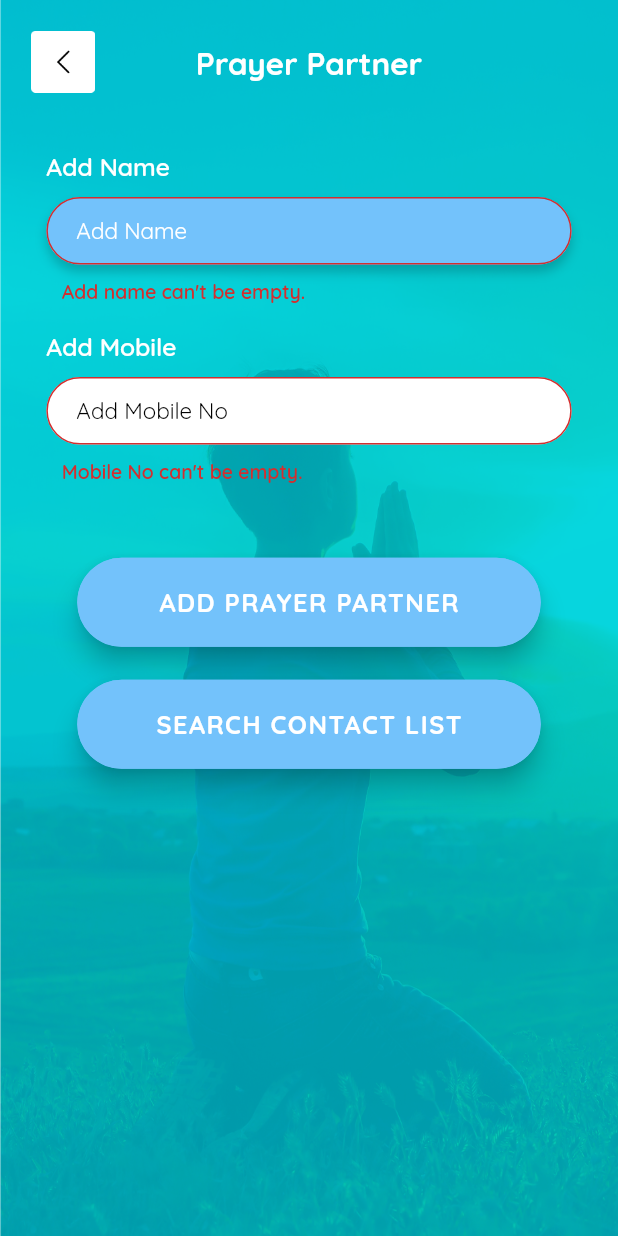
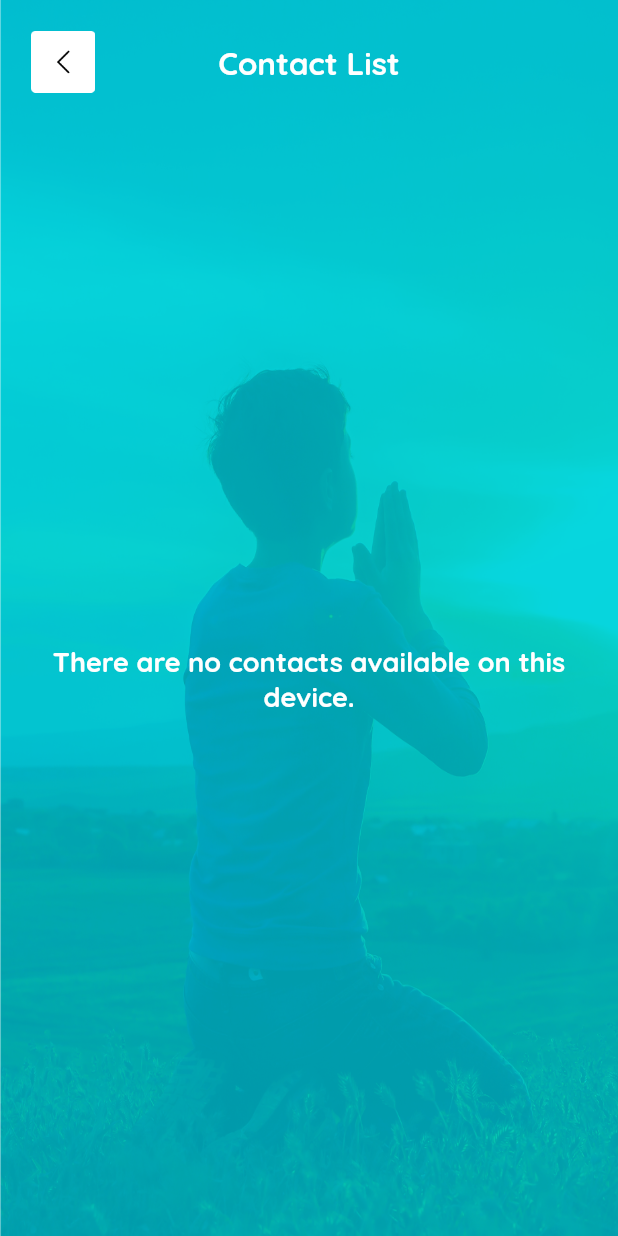
Before and after one commit to TorchPoint/PrayerApp, a Flutter app: the AddPrayerPartnerScreen screen opened directly, after a tap on "ADD PRAYER PARTNER", after a tap on "SEARCH CONTACT LIST", on a phone screen of 412 x 824 dp. Run offline on Flutter 3.47's test engine with Material 2 defaults, Android fonts, the phone set to English and light mode, and no system bars; our stand-ins replace another_flushbar, bubble_tab_indicator, contacts_service, device_preview, flutter_signin_button, fluttertoast and 5 more; missing offline and left inert: flutter_cupertino_date_picker_fork, textfield_search.

Commit message:
contact_list_done

```diff
--- a/lib/home/home_screen.dart
+++ b/lib/home/home_screen.dart
@@ -3,7 +3,7 @@ import 'package:prayer_hybrid_app/add_praise/screens/add_praise_screen.dart';
 import 'package:prayer_hybrid_app/add_prayer/screens/add_prayer_screen.dart';
 import 'package:prayer_hybrid_app/bible/screens/bible_tab_screen.dart';
 import 'package:prayer_hybrid_app/drawer/drawer_screen.dart';
-import 'package:prayer_hybrid_app/prayer_partner/screens/add_prayer_partner_scrren.dart';
+import 'package:prayer_hybrid_app/prayer_partner/screens/add_prayer_partner_screen.dart';
 import 'package:prayer_hybrid_app/prayer_praise_info/screens/pray_now_screen.dart';
 import 'package:prayer_hybrid_app/reminder_calendar/screens/reminder_screen.dart';
 import 'package:prayer_hybrid_app/subscription/screens/buy_now_subscription.dart';
--- a/lib/main.dart
+++ b/lib/main.dart
@@ -16,7 +16,7 @@ import 'package:prayer_hybrid_app/subscription/screens/payment_cards_screen.dart
 import 'package:prayer_hybrid_app/utils/app_strings.dart';
 import 'package:prayer_hybrid_app/splash/splash_screen.dart';
 import 'package:device_preview/device_preview.dart';
-import 'package:prayer_hybrid_app/prayer_partner/screens/add_prayer_partner_scrren.dart';
+import 'package:prayer_hybrid_app/prayer_partner/screens/add_prayer_partner_screen.dart';
 import 'package:prayer_hybrid_app/reminder_calendar/screens/time_alert_screen.dart';
 
 void main() {
@@ -36,7 +36,7 @@ class MyApp extends StatelessWidget {
       theme: ThemeData(
         fontFamily: 'Quicksand',
       ),
-      home: CreatePrayerGroupScreen(),
+      home: AddPrayerPartnerScreen(),
     );
   }
 }
--- a/lib/prayer_partner/screens/add_prayer_partner_scrren.dart
+++ b/lib/prayer_partner/screens/add_prayer_partner_screen.dart
@@ -1,7 +1,7 @@
 import 'package:flutter/material.dart';
 import 'package:flutter/services.dart';
-import 'package:flutter_contact/contacts.dart';
 import 'package:permission_handler/permission_handler.dart';
+import 'package:prayer_hybrid_app/prayer_partner/screens/contact_list_screen.dart';
 import 'package:prayer_hybrid_app/widgets/custom_background_container.dart';
 import 'package:prayer_hybrid_app/utils/app_colors.dart';
 import 'package:prayer_hybrid_app/utils/app_strings.dart';
@@ -11,6 +11,7 @@ import 'package:prayer_hybrid_app/utils/navigation.dart';
 import 'package:prayer_hybrid_app/widgets/custom_raised_button.dart';
 import 'package:prayer_hybrid_app/widgets/custom_text_form_field.dart';
 import 'package:prayer_hybrid_app/prayer_partner/screens/prayer_partner_list_screen.dart';
+import 'package:prayer_hybrid_app/utils/app_dialogs.dart';
 
 class AddPrayerPartnerScreen extends StatefulWidget {
   @override
@@ -22,7 +23,7 @@ class _AddPrayerPartnerScreenState extends State<AddPrayerPartnerScreen> {
   TextEditingController _addMobileNoController = TextEditingController();
   bool errorBoolName = true,errorBoolMobile = true;
   String errorName = "",errorMobile ="";
-  bool _hasPermission;
+  Map<String,dynamic> contactInfo = Map<String,dynamic>();
   @override
   Widget build(BuildContext context) {
     return CustomBackgroundContainer(
@@ -211,19 +212,7 @@ class _AddPrayerPartnerScreenState extends State<AddPrayerPartnerScreen> {
       fontWeight: FontWeight.w700,
       fontSize: 1.2,
       onPressed: (){
-        //   if(_groupTitleController.text.trim().isEmpty)
-        //   {
-        //     setState(() {
-        //       groupTitleBool = false;
-        //     });
-        //   }
-        //   else{
-        //     setState(() {
-        //       groupTitleBool = true;
-        //     });
-        //     AppNavigation.navigateTo(context,PrayerGroupListScreen());
-        //   }
-        //_askPermissions();
+        _askPermissions();
       },
     );
   }
@@ -269,81 +258,45 @@ class _AddPrayerPartnerScreenState extends State<AddPrayerPartnerScreen> {
     }
 
 
-//     void contactList() async{
-//       // Get all contacts without thumbnail(faster)
-//
-//       final contacts = Contacts.listContacts();
-//       final total = await contacts.length;
-//       print(total.toString());
-//
-// // This will fetch the page this contact belongs to, and return the contact
-//       final contact = await contacts.get(total - 1);
-//
-//       while(await contacts.moveNext()) {
-//         final contact = await contacts.current;
-//         print(contact.displayName);
-//         print(contact.phones.toString());
-//       }
-//     }
-//
-//
-//   Future<void> _askPermissions() async {
-//     PermissionStatus permissionStatus;
-//     while (permissionStatus != PermissionStatus.granted) {
-//       try {
-//         permissionStatus = await _getContactPermission();
-//         if (permissionStatus != PermissionStatus.granted) {
-//           _hasPermission = false;
-//           _handleInvalidPermissions(permissionStatus);
-//         } else {
-//           _hasPermission = true;
-//         }
-//       } catch (e) {
-//         if (await showDialog(
-//             context: context,
-//             builder: (context) {
-//               return AlertDialog(
-//                 title: Text('Contact Permissions'),
-//                 content: Text(
-//                     'We are having problems retrieving permissions.  Would you like to '
-//                         'open the app settings to fix?'),
-//                 actions: [
-//                   Text('Close')
-//                 ],
-//               );
-//             }) ==
-//             true) {
-//           await openAppSettings();
-//         }
-//       }
-//     }
-//
-//     contactList();
-//   }
-//
-//   Future<PermissionStatus> _getContactPermission() async {
-//     final status = await Permission.contacts.status;
-//     if (!status.isGranted) {
-//       final result = await Permission.contacts.request();
-//       return result;
-//     } else {
-//       return status;
-//     }
-//   }
-//
-//   void _handleInvalidPermissions(PermissionStatus permissionStatus) {
-//     if (permissionStatus == PermissionStatus.denied) {
-//       throw PlatformException(
-//           code: 'PERMISSION_DENIED',
-//           message: 'Access to location data denied',
-//           details: null);
-//     } else if (permissionStatus == PermissionStatus.restricted) {
-//       throw PlatformException(
-//           code: 'PERMISSION_DISABLED',
-//           message: 'Location data is not available on device',
-//           details: null);
-//     }
-//   }
+  Future<void> _askPermissions() async {
+    PermissionStatus permissionStatus = await _getContactPermission();
+    if (permissionStatus == PermissionStatus.granted) {
+      getContactInfo();
+    } else {
+      _handleInvalidPermissions(permissionStatus);
+    }
+  }
+
+  Future<PermissionStatus> _getContactPermission() async {
+    PermissionStatus permission = await Permission.contacts.status;
+    print("PErmission"+permission.toString());
+    if (permission != PermissionStatus.granted &&
+        permission != PermissionStatus.permanentlyDenied) {
+      PermissionStatus permissionStatus = await Permission.contacts.request();
+      return permissionStatus;
+    } else {
+      return permission;
+    }
+  }
+
+  void _handleInvalidPermissions(PermissionStatus permissionStatus) {
+    if (permissionStatus == PermissionStatus.denied) {
+      AppDialogs.showToast(message:AppStrings.CONTACT_DENIED_ERROR);
+    } else if (permissionStatus == PermissionStatus.permanentlyDenied) {
+      AppDialogs.showToast(message:AppStrings.CONTACT_PERMANENTLY_DENIED_ERROR);
+      //ScaffoldMessenger.of(context).showSnackBar(snackBar);
+    }
+  }
+
+  void getContactInfo() async
+  {
+    contactInfo = await AppNavigation.navigateToUpdate(context, ContactListScreen());
+    _addNameController.text = contactInfo["name"].toString();
+    _addMobileNoController.text = contactInfo["phone no"].toString();
+    //print(contactInfo.toString());
+  }
+
+
 
 
 }
--- /dev/null
+++ b/lib/prayer_partner/screens/contact_list_screen.dart
@@ -0,0 +1,120 @@
+import 'package:flutter/material.dart';
+import 'package:flutter/services.dart';
+//import 'package:contacts_service_example/main.dart';
+
+import 'package:contacts_service/contacts_service.dart';
+import 'package:prayer_hybrid_app/utils/app_colors.dart';
+import 'package:prayer_hybrid_app/utils/app_strings.dart';
+import 'package:prayer_hybrid_app/utils/asset_paths.dart';
+import 'package:prayer_hybrid_app/utils/navigation.dart';
+import 'package:prayer_hybrid_app/widgets/custom_app_bar.dart';
+import 'package:prayer_hybrid_app/widgets/custom_background_container.dart';
+//import 'package:intl/intl.dart';
+
+class ContactListScreen extends StatefulWidget {
+  @override
+  _ContactListScreenState createState() => _ContactListScreenState();
+}
+
+class _ContactListScreenState extends State<ContactListScreen> {
+  List<Contact> getContacts = [];
+  List<Contact> showContacts;
+
+  @override
+  void initState() {
+    super.initState();
+    getContactsFromDevice();
+  }
+
+
+  @override
+  Widget build(BuildContext context) {
+    return CustomBackgroundContainer(
+      child: Scaffold(
+        backgroundColor: AppColors.TRANSPARENT_COLOR,
+        body: Column(
+          children: [
+            _customAppBar(),
+            Expanded(
+              child: showContacts != null
+                  ?
+                  showContacts.length != 0 ?
+                ListView.builder(
+                itemCount: showContacts.length,
+                padding: EdgeInsets.zero,
+                itemBuilder: (BuildContext context, int index) {
+                  return ListTile(
+                    leading:CircleAvatar(child: Text(showContacts[index].initials() ?? "")),
+                    title: Text(showContacts[index].displayName ?? "",style: TextStyle(color: AppColors.WHITE_COLOR,fontWeight: FontWeight.w600),textScaleFactor: 1.2,),
+                    subtitle: Text(showContacts[index].phones.elementAt(0).value ?? "",style: TextStyle(color: AppColors.WHITE_COLOR),textScaleFactor: 1.0,),
+                    onTap: (){
+                      print("display name"+showContacts[index].displayName.toString());
+                      print("phone no"+showContacts[index].phones.elementAt(0).value.toString());
+                      AppNavigation.navigatorPopData(context,
+                          {
+                        "name":showContacts[index].displayName.toString(),
+                         "phone no":showContacts[index].phones.elementAt(0).value.toString()
+                      });
+                    },
+                  );
+                },
+              )
+                  :
+                  Center(
+                    child: Padding(
+                      padding: const EdgeInsets.symmetric(vertical: 0.0,horizontal: 5.0),
+                      child: Text(AppStrings.NO_CONTACT_AVAILABLE,style: TextStyle(fontWeight: FontWeight.w800,color: AppColors.WHITE_COLOR),textScaleFactor: 1.3,textAlign: TextAlign.center,),
+                    ),
+                  )
+                  :
+              Center(
+                child: CircularProgressIndicator(valueColor: AlwaysStoppedAnimation<Color>(AppColors.SETTINGS_OPTIONS_COLOR),),
+              ),
+            ),
+          ],
+        ),
+      ),
+    );
+  }
+
+
+
+  //Custom App Bar Widget
+  Widget _customAppBar()
+  {
+    return CustomAppBar(
+      title: AppStrings.CONTACT_LIST_TEXT,
+      leadingIconPath: AssetPaths.BACK_ICON,
+      leadingTap: (){
+        AppNavigation.navigatorPop(context);
+      },
+    );
+  }
+
+
+  Future<void> getContactsFromDevice() async {
+    // Load without thumbnails initially.
+    var contacts = (await ContactsService.getContacts(
+        withThumbnails: false, iOSLocalizedLabels: false))
+        .toList();
+    print("Contacts:${contacts.length}");
+    if(contacts != null) {
+      for (int i = 0; i < contacts.length; i++) {
+        Contact c = contacts[i];
+        if(c.phones.length !=0) {
+          getContacts.add(c);
+        }
+      }
+    }
+    setState(() {
+      showContacts = getContacts;
+    });
+
+
+    print("Contact filter list:${showContacts.length.toString()}");
+    // print("Contact filter list:${_contacts[0].phones.elementAt(0).value}");
+
+  }
+
+
+}
--- a/lib/subscription/screens/payment_cards_screen.dart
+++ b/lib/subscription/screens/payment_cards_screen.dart
@@ -4,7 +4,7 @@ import 'package:flutter/services.dart';
 import 'package:flutter_cupertino_date_picker_fork/flutter_cupertino_date_picker_fork.dart';
 import 'package:font_awesome_flutter/font_awesome_flutter.dart';
 import 'package:intl/intl.dart';
-import 'package:prayer_hybrid_app/prayer_partner/screens/add_prayer_partner_scrren.dart';
+import 'package:prayer_hybrid_app/prayer_partner/screens/add_prayer_partner_screen.dart';
 import 'package:prayer_hybrid_app/utils/app_colors.dart';
 import 'package:prayer_hybrid_app/utils/app_strings.dart';
 import 'package:prayer_hybrid_app/utils/asset_paths.dart';
--- a/lib/utils/app_strings.dart
+++ b/lib/utils/app_strings.dart
@@ -87,6 +87,8 @@ class AppStrings
   static const String CANCEL_TEXT = "Cancel";
   static const String CARD_DATE_TEXT ="12/20";
   static const String EXPIRATION_DATE_GREATER_ERROR = 'Expiration date can\'t be smaller than current date.';
+  static const String CONTACT_LIST_TEXT = "Contact List";
+  static const String NO_CONTACT_AVAILABLE = 'There are no contacts available on this device.';
 
 
 
@@ -134,6 +136,8 @@ class AppStrings
   static const String EXPIRATION_YEAR_ERROR = 'Expiration Year can\'t be empty.';
   static const String CVV_EMPTY_ERROR = 'CVV can\'t be empty.';
   static const String CVV_ERROR = 'CVV is not valid.';
+  static const String CONTACT_DENIED_ERROR = 'Access to contact data denied';
+  static const String CONTACT_PERMANENTLY_DENIED_ERROR = 'Access to contact data permanently denied';
 
 
   // ------------------ Formatter Strings ------------------ //
--- a/lib/utils/navigation.dart
+++ b/lib/utils/navigation.dart
@@ -28,9 +28,9 @@ class AppNavigation
     );
   }
 
-  static Future<String> navigateToUpdate(BuildContext context, Widget widget) async  {
-    String value = await Navigator.of(context)
-        .push(MaterialPageRoute<String>(builder: (context) => widget));
+  static Future<dynamic> navigateToUpdate(BuildContext context, Widget widget) async  {
+    dynamic value = await Navigator.of(context)
+        .push(MaterialPageRoute<dynamic>(builder: (context) => widget));
     //     .then((String value) {
     //   print("Value is"+value.toString());
     //   return value;
@@ -53,7 +53,7 @@ class AppNavigation
     Navigator.of(context).pop(true);
   }
 
-  static void navigatorPopData(BuildContext context, String data) {
+  static void navigatorPopData(BuildContext context, dynamic data) {
     Navigator.of(context).pop(data);
   }
 
--- a/pubspec.yaml
+++ b/pubspec.yaml
@@ -33,7 +33,7 @@ dependencies:
   flutter_signin_button: ^1.1.0
   bubble_tab_indicator: ^0.1.4
   stop_watch_timer: ^0.7.0
-  flutter_contact: ^0.6.5+1
+  contacts_service: ^0.4.6
   permission_handler: ^5.1.0+2
   flutter_launcher_icons: ^0.8.1
   mask_text_input_formatter: ^1.2.1
@@ -43,6 +43,7 @@ dependencies:
   intl: ^0.16.1
   change_app_package_name: ^0.1.3
   textfield_search: ^0.8.0
+  fluttertoast: ^7.1.8
 
 dev_dependencies:
   flutter_test:
```
Also changed, not shown: lib/utils/app_dialogs.dart (added, +68 -0 lines), pubspec.lock, 1 other file.
